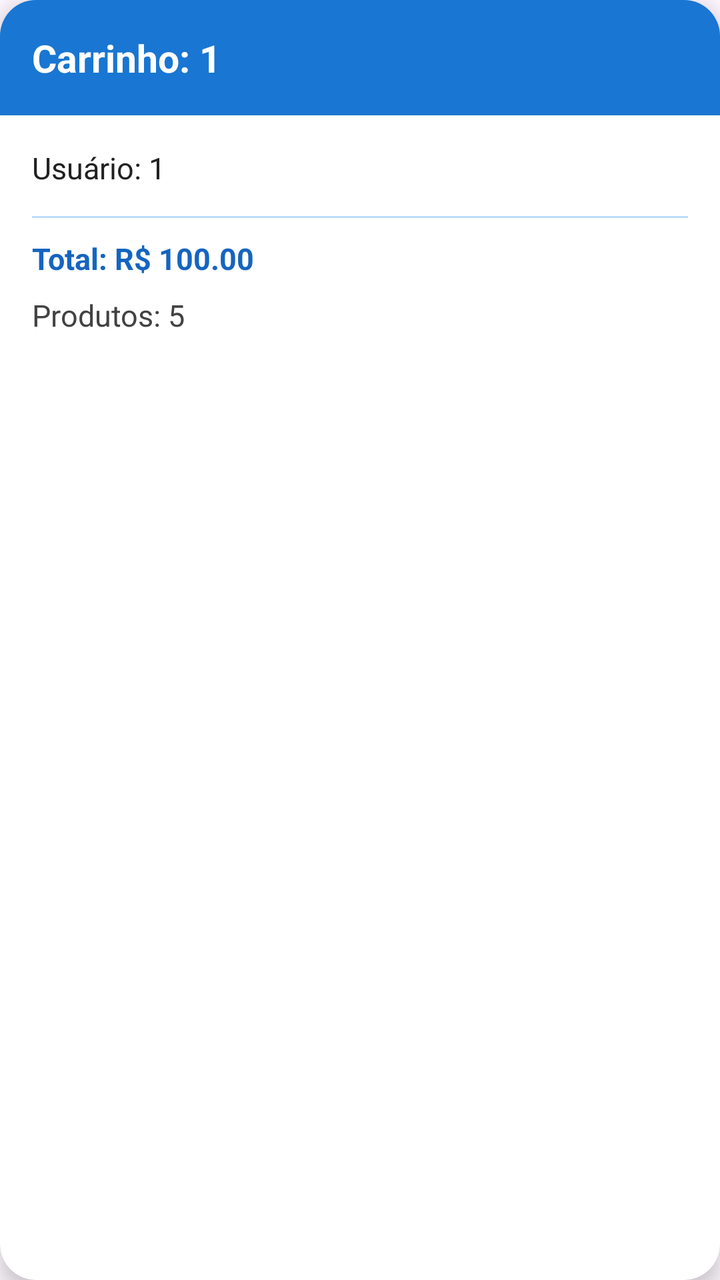
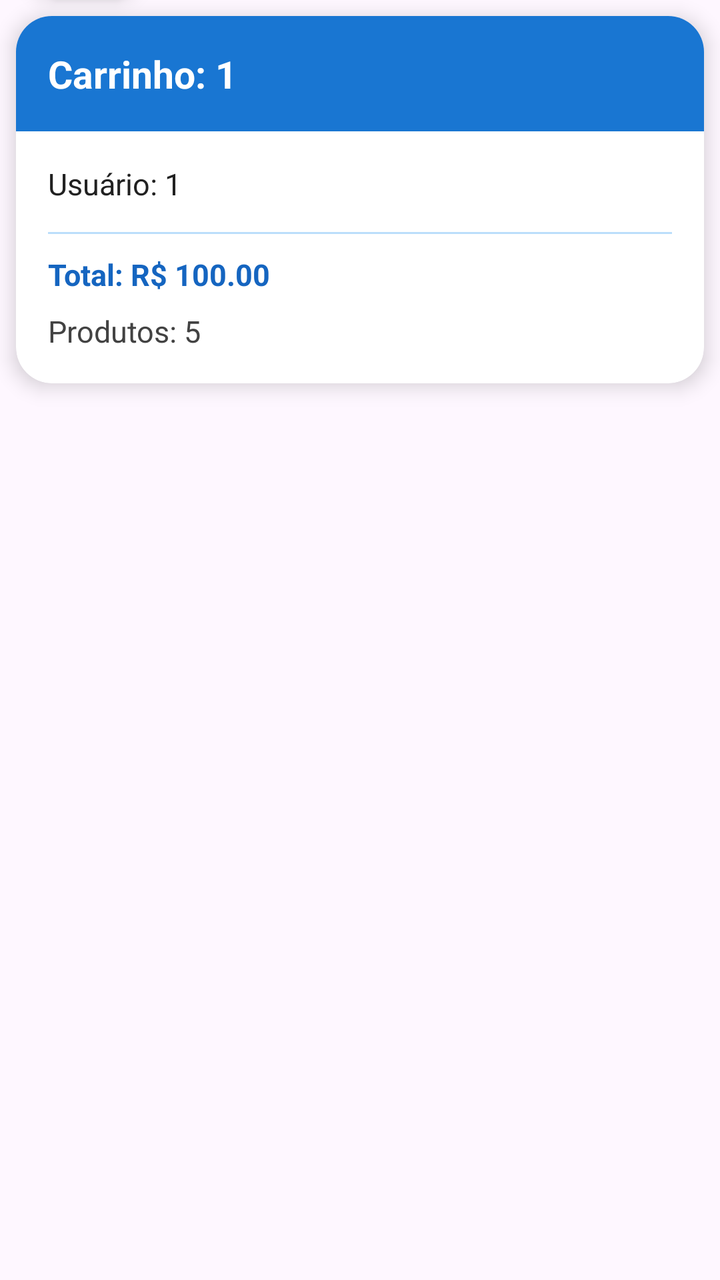

Before-and-after screenshots of an Android layout around one commit, followed by the original layout XML and the change that was made.
<!-- AndroidManifest.xml: application theme Theme.TestPokeAPI -->
<!-- res/layout/item_cart.xml -->
<?xml version="1.0" encoding="utf-8"?>
<androidx.cardview.widget.CardView
    xmlns:android="http://schemas.android.com/apk/res/android"
    xmlns:app="http://schemas.android.com/apk/res-auto"
    android:layout_width="match_parent"
    android:layout_height="wrap_content"
    android:layout_margin="8dp"
    app:cardCornerRadius="18dp"
    app:cardElevation="6dp">

    <LinearLayout
        android:layout_width="match_parent"
        android:layout_height="wrap_content"
        android:orientation="vertical">

        
        <LinearLayout
            android:layout_width="match_parent"
            android:layout_height="wrap_content"
            android:background="#1976D2"
            android:orientation="vertical"
            android:padding="16dp">

            <TextView
                android:id="@+id/tvCartId"
                android:layout_width="match_parent"
                android:layout_height="wrap_content"
                android:text="Carrinho: 1"
                android:textColor="@android:color/white"
                android:textSize="19sp"
                android:textStyle="bold" />

        </LinearLayout>

        
        <LinearLayout
            android:layout_width="match_parent"
            android:layout_height="wrap_content"
            android:orientation="vertical"
            android:padding="16dp">

            <TextView
                android:id="@+id/tvUserId"
                android:layout_width="wrap_content"
                android:layout_height="wrap_content"
                android:text="Usuário: 1"
                android:textColor="#212121"
                android:textSize="15sp" />

            <View
                android:layout_width="match_parent"
                android:layout_height="1dp"
                android:layout_marginTop="14dp"
                android:layout_marginBottom="10dp"
                android:background="#BBDEFB" />

            <TextView
                android:id="@+id/tvTotal"
                android:layout_width="wrap_content"
                android:layout_height="wrap_content"
                android:text="Total: R$ 100.00"
                android:textColor="#1565C0"
                android:textSize="15sp"
                android:textStyle="bold" />

            <TextView
                android:id="@+id/tvProducts"
                android:layout_width="wrap_content"
                android:layout_height="wrap_content"
                android:layout_marginTop="8dp"
                android:text="Produtos: 5"
                android:textColor="#424242"
                android:textSize="15sp" />

        </LinearLayout>

    </LinearLayout>

</androidx.cardview.widget.CardView>
<!-- resources referenced by this layout -->
<resources>
  <style name="Theme.TestPokeAPI" parent="Base.Theme.TestPokeAPI" />
  <style name="Base.Theme.TestPokeAPI" parent="Theme.Material3.DayNight.NoActionBar">
          
          
      </style>
</resources>

<!-- the commit's change to res/layout/item_cart.xml (unified diff, before → after) -->
@@ -1,79 +1,102 @@
 <?xml version="1.0" encoding="utf-8"?>
-<androidx.cardview.widget.CardView
+<androidx.constraintlayout.widget.ConstraintLayout
     xmlns:android="http://schemas.android.com/apk/res/android"
     xmlns:app="http://schemas.android.com/apk/res-auto"
     android:layout_width="match_parent"
-    android:layout_height="wrap_content"
-    android:layout_margin="8dp"
-    app:cardCornerRadius="18dp"
-    app:cardElevation="6dp">
+    android:layout_height="wrap_content">
 
-    <LinearLayout
+    
+    <com.google.android.material.floatingactionbutton.FloatingActionButton
+        android:id="@+id/fabVoltar"
+        android:layout_width="wrap_content"
+        android:layout_height="wrap_content"
+        android:layout_marginStart="16dp"
+        android:layout_marginBottom="8dp"
+        android:contentDescription="Voltar"
+        android:src="@drawable/ic_arrow_back"
+        app:layout_constraintStart_toStartOf="parent"
+        app:layout_constraintBottom_toTopOf="@id/cardCart" />
+
+    
+    <androidx.cardview.widget.CardView
+        android:id="@+id/cardCart"
         android:layout_width="match_parent"
         android:layout_height="wrap_content"
-        android:orientation="vertical">
+        android:layout_margin="8dp"
+        app:cardCornerRadius="18dp"
+        app:cardElevation="6dp"
+        app:layout_constraintTop_toTopOf="parent"
+        app:layout_constraintStart_toStartOf="parent"
+        app:layout_constraintEnd_toEndOf="parent">
 
-        
         <LinearLayout
             android:layout_width="match_parent"
             android:layout_height="wrap_content"
-            android:background="#1976D2"
-            android:orientation="vertical"
-            android:padding="16dp">
+            android:orientation="vertical">
 
-            <TextView
-                android:id="@+id/tvCartId"
+            
+            <LinearLayout
                 android:layout_width="match_parent"
                 android:layout_height="wrap_content"
-                android:text="Carrinho: 1"
-                android:textColor="@android:color/white"
-                android:textSize="19sp"
-                android:textStyle="bold" />
+                android:background="#1976D2"
+                android:orientation="vertical"
+                android:padding="16dp">
+
+                <TextView
+                    android:id="@+id/tvCartId"
+                    android:layout_width="match_parent"
+                    android:layout_height="wrap_content"
+                    android:text="Carrinho: 1"
+                    android:textColor="@android:color/white"
+                    android:textSize="19sp"
+                    android:textStyle="bold" />
+
+            </LinearLayout>
+
+            
+            <LinearLayout
+                android:layout_width="match_parent"
+                android:layout_height="wrap_content"
+                android:orientation="vertical"
+                android:padding="16dp">
+
+                <TextView
+                    android:id="@+id/tvUserId"
+                    android:layout_width="wrap_content"
+                    android:layout_height="wrap_content"
+                    android:text="Usuário: 1"
+                    android:textColor="#212121"
+                    android:textSize="15sp" />
+
+                <View
+                    android:layout_width="match_parent"
+                    android:layout_height="1dp"
+                    android:layout_marginTop="14dp"
+                    android:layout_marginBottom="10dp"
+                    android:background="#BBDEFB" />
+
+                <TextView
+                    android:id="@+id/tvTotal"
+                    android:layout_width="wrap_content"
+                    android:layout_height="wrap_content"
+                    android:text="Total: R$ 100.00"
+                    android:textColor="#1565C0"
+                    android:textSize="15sp"
+                    android:textStyle="bold" />
+
+                <TextView
+                    android:id="@+id/tvProducts"
+                    android:layout_width="wrap_content"
+                    android:layout_height="wrap_content"
+                    android:layout_marginTop="8dp"
+                    android:text="Produtos: 5"
+                    android:textColor="#424242"
+                    android:textSize="15sp" />
+
+            </LinearLayout>
 
         </LinearLayout>
 
-        
-        <LinearLayout
-            android:layout_width="match_parent"
-            android:layout_height="wrap_content"
-            android:orientation="vertical"
-            android:padding="16dp">
+    </androidx.cardview.widget.CardView>
 
-            <TextView
-                android:id="@+id/tvUserId"
-                android:layout_width="wrap_content"
-                android:layout_height="wrap_content"
-                android:text="Usuário: 1"
-                android:textColor="#212121"
-                android:textSize="15sp" />
-
-            <View
-                android:layout_width="match_parent"
-                android:layout_height="1dp"
-                android:layout_marginTop="14dp"
-                android:layout_marginBottom="10dp"
-                android:background="#BBDEFB" />
-
-            <TextView
-                android:id="@+id/tvTotal"
-                android:layout_width="wrap_content"
-                android:layout_height="wrap_content"
-                android:text="Total: R$ 100.00"
-                android:textColor="#1565C0"
-                android:textSize="15sp"
-                android:textStyle="bold" />
-
-            <TextView
-                android:id="@+id/tvProducts"
-                android:layout_width="wrap_content"
-                android:layout_height="wrap_content"
-                android:layout_marginTop="8dp"
-                android:text="Produtos: 5"
-                android:textColor="#424242"
-                android:textSize="15sp" />
-
-        </LinearLayout>
-
-    </LinearLayout>
-
-</androidx.cardview.widget.CardView>
+</androidx.constraintlayout.widget.ConstraintLayout>
<!-- resource entries referenced after the edit -->
@@ -1,5 +1,11 @@
 <!-- resources referenced by this layout -->
 <resources>
+  <!-- drawable ic_arrow_back (drawable) -->
+  <vector xmlns:android="http://schemas.android.com/apk/res/android" android:autoMirrored="true" android:height="24dp" android:tint="#000000" android:viewportHeight="24" android:viewportWidth="24" android:width="24dp">
+        
+      <path android:fillColor="@android:color/white" android:pathData="M20,11H7.83l5.59,-5.59L12,4l-8,8 8,8 1.41,-1.41L7.83,13H20v-2z"/>
+      
+  </vector>
   <style name="Theme.TestPokeAPI" parent="Base.Theme.TestPokeAPI" />
   <style name="Base.Theme.TestPokeAPI" parent="Theme.Material3.DayNight.NoActionBar">
           
